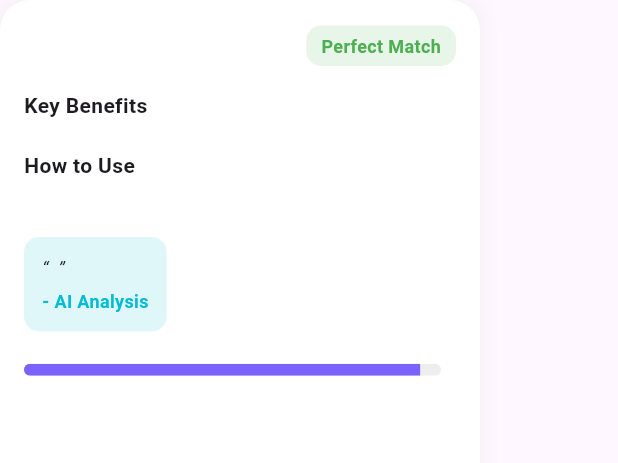
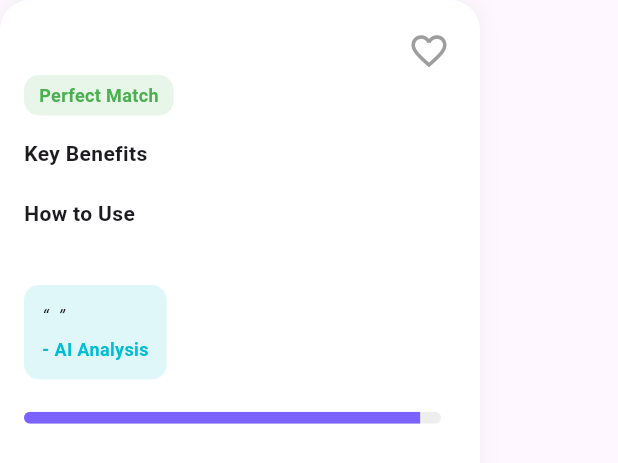
Before and after one commit to egeKsl/skin_type_app, a Flutter app: the IngredientCard widget shown alone on an empty page, opened directly with empty values, on a phone screen of 412 x 824 dp. Shown: the top 463 px of the screen. Run offline on Flutter 3.47's test engine with Material 3 defaults, Android fonts, the phone set to English and light mode, and no system bars; our stand-ins replace camera, cloud_firestore, firebase_auth, firebase_core, image_picker, shared_preferences; missing offline and left inert: google_mlkit_face_detection; accounts and stored records are empty; network calls fail.

Commit message:
chemical and natural ingredients can be favorite from now on

```diff
--- a/lib/features/natural ingredients/views/widgets/ingredient_card.dart
+++ b/lib/features/natural ingredients/views/widgets/ingredient_card.dart
@@ -3,10 +3,12 @@ import 'package:skin_type_app/constants/app_colors.dart';
 
 class IngredientCard extends StatelessWidget {
   final String title;
-  final List<String> benefits; // Dinamik maddeler
-  final String usage; // Dinamik kullanım talimatı
-  final String aiAnalysis; // Dinamik AI analizi
+  final List<String> benefits;
+  final String usage;
+  final String aiAnalysis;
   final String matchPercentage;
+  final bool isFavorite; // Favori durumu
+  final VoidCallback onFavoriteToggle; // Favori butonu tıklama fonksiyonu
 
   const IngredientCard({
     super.key,
@@ -15,12 +17,14 @@ class IngredientCard extends StatelessWidget {
     required this.usage,
     required this.aiAnalysis,
     required this.matchPercentage,
+    this.isFavorite = false,
+    required this.onFavoriteToggle,
   });
 
   @override
   Widget build(BuildContext context) {
     return Container(
-      width: 320, // İçerik arttığı için genişlik biraz artırıldı
+      width: 320,
       margin: const EdgeInsets.only(right: 16, bottom: 10),
       decoration: BoxDecoration(
         color: Colors.white,
@@ -33,8 +37,8 @@ class IngredientCard extends StatelessWidget {
           ),
         ],
       ),
-      child: Column(
-        crossAxisAlignment: CrossAxisAlignment.start,
+      child: Stack(
+        // Favori butonunu sağ üste konumlandırmak için Stack kullanıldı
         children: [
           Padding(
             padding: const EdgeInsets.all(16.0),
@@ -54,7 +58,10 @@ class IngredientCard extends StatelessWidget {
                         ),
                       ),
                     ),
-                    const SizedBox(width: 8),
+                    const SizedBox(width: 40), // Kalp butonu için boşluk
+                  ],
+                ),
+                const SizedBox(height: 5),
                 Container(
                   padding: const EdgeInsets.symmetric(
                     horizontal: 10,
@@ -73,24 +80,21 @@ class IngredientCard extends StatelessWidget {
                     ),
                   ),
                 ),
-                  ],
-                ),
                 const SizedBox(height: 15),
 
-                // 2. Key Benefits (Maddeler - Yapay Zekadan Gelen)
+                // 2. Key Benefits
                 const Text(
                   "Key Benefits",
                   style: TextStyle(fontWeight: FontWeight.bold),
                 ),
                 const SizedBox(height: 5),
-                // Gelen listeyi döngü ile render ediyoruz
                 ...benefits
                     .map((benefit) => _buildBulletPoint(benefit))
                     .toList(),
 
                 const SizedBox(height: 15),
 
-                // 3. How to Use (Yapay Zekadan Gelen)
+                // 3. How to Use
                 const Text(
                   "How to Use",
                   style: TextStyle(fontWeight: FontWeight.bold),
@@ -106,7 +110,7 @@ class IngredientCard extends StatelessWidget {
                 ),
                 const SizedBox(height: 15),
 
-                // 4. AI Analysis Kutusu (Yapay Zekadan Gelen)
+                // 4. AI Analysis Kutusu
                 Container(
                   padding: const EdgeInsets.all(12),
                   decoration: BoxDecoration(
@@ -145,8 +149,7 @@ class IngredientCard extends StatelessWidget {
                       child: ClipRRect(
                         borderRadius: BorderRadius.circular(10),
                         child: LinearProgressIndicator(
-                          value:
-                              0.95, // Statik veya analiz sonucuna göre set edilebilir
+                          value: 0.95,
                           backgroundColor: Colors.grey[200],
                           valueColor: const AlwaysStoppedAnimation<Color>(
                             Color(0xFF7B61FF),
@@ -163,6 +166,20 @@ class IngredientCard extends StatelessWidget {
                   ],
                 ),
               ],
+            ),
+          ),
+
+          // FAVORİ BUTONU (KALP)
+          Positioned(
+            top: 10,
+            right: 10,
+            child: IconButton(
+              onPressed: onFavoriteToggle,
+              icon: Icon(
+                isFavorite ? Icons.favorite : Icons.favorite_border,
+                color: isFavorite ? Colors.red : Colors.grey,
+                size: 28,
+              ),
             ),
           ),
         ],
```
Also changed, not shown: lib/features/chemical ingredients/views/screens/chemical_ingredients_screen.dart (+73 -18 lines), lib/features/natural ingredients/views/screens/natural_ingredients_screen.dart (+72 -6 lines), lib/models/scan_model.dart (+11 -2 lines). Lines whose indentation alone changed are shown as unchanged.
